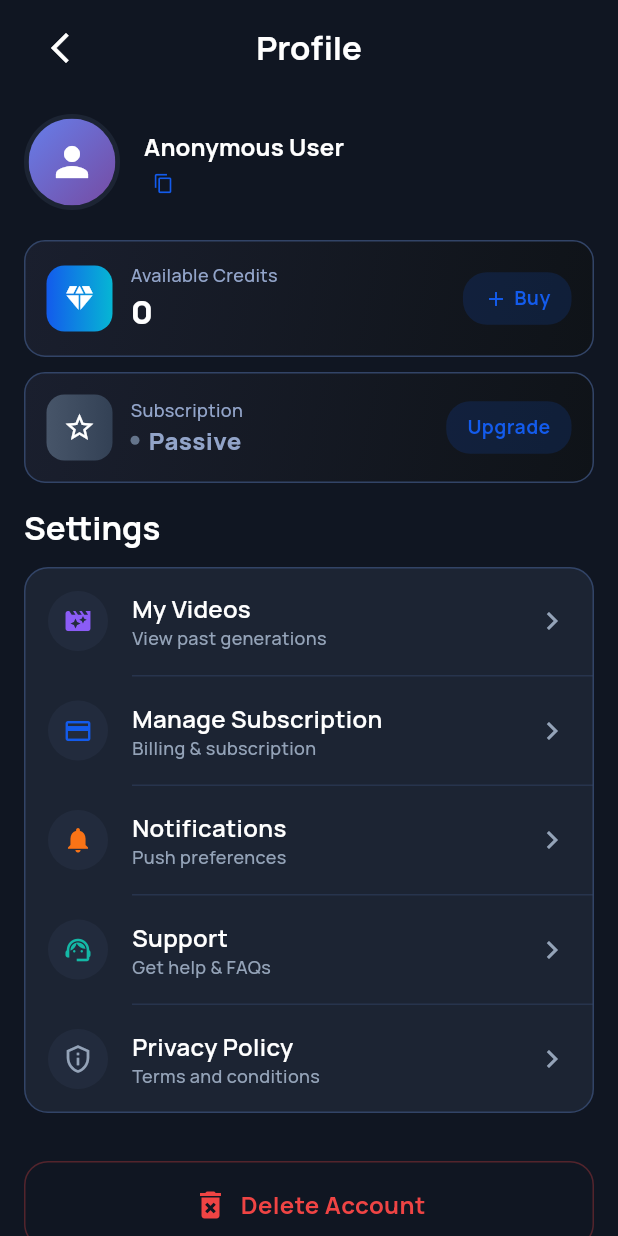
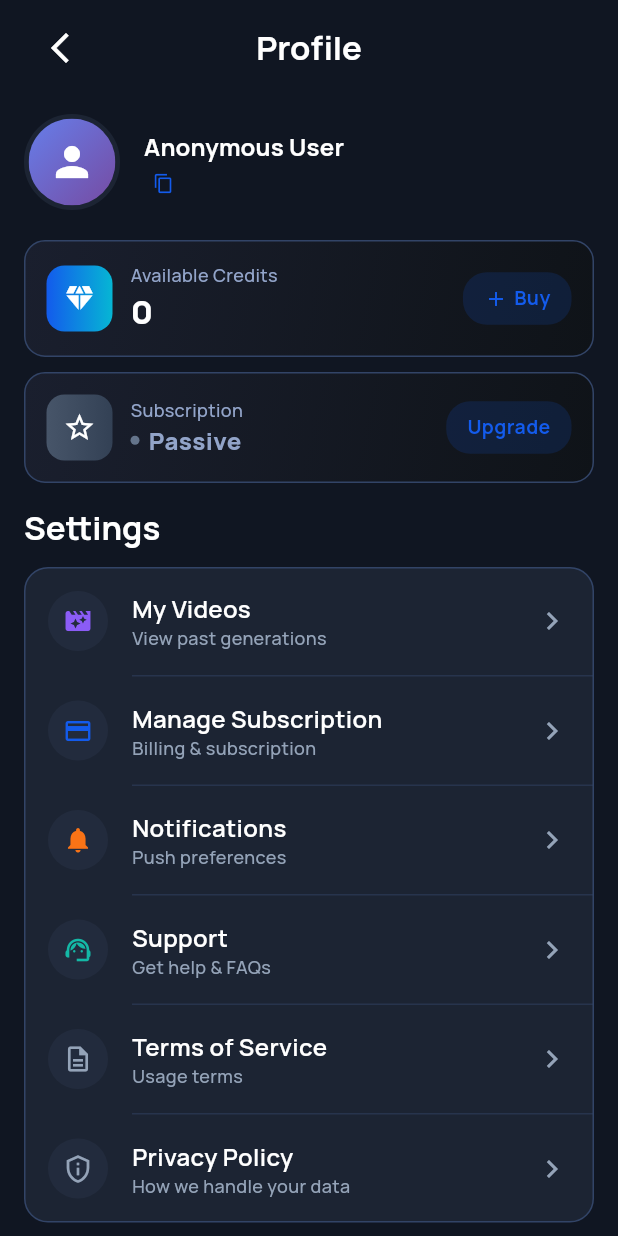
Before and after one commit to alicanti/prodvid, a Flutter app: the ProfileScreen screen opened directly, after a tap on "Privacy Policy", on a phone screen of 412 x 824 dp. Run offline on Flutter 3.47's test engine with Material 3 defaults, Android fonts, the phone set to English and light mode, and no system bars; drawn by our look-alikes of flutter_animate; our stand-ins replace cloud_firestore, cloud_functions, dio, firebase_auth, firebase_core, flutter_cache_manager and 8 more; missing offline and left inert: purchases_flutter, purchases_ui_flutter; accounts and stored records are empty; generated files the repository leaves out were written again; network calls fail.

Commit message:
Add Terms of Service and Privacy Policy links to app
- Added url_launcher for in-app browser
- Profile screen: Terms of Service and Privacy Policy buttons
- Onboarding screen: Tappable Terms and Privacy links
- Landing page: Updated contact email to hello@alicantilki.com
- Removed social media links from contact page

```diff
--- a/lib/features/profile/presentation/screens/profile_screen.dart
+++ b/lib/features/profile/presentation/screens/profile_screen.dart
@@ -3,6 +3,7 @@ import 'package:flutter/services.dart';
 import 'package:flutter_animate/flutter_animate.dart';
 import 'package:flutter_riverpod/flutter_riverpod.dart';
 import 'package:go_router/go_router.dart';
+import 'package:url_launcher/url_launcher.dart';
 
 import '../../../../core/services/auth_service.dart';
 import '../../../../core/services/revenuecat_service.dart';
@@ -12,6 +13,13 @@ import '../../../../router/app_router.dart';
 /// User profile screen matching Stitch design - prodvid_user_profile
 class ProfileScreen extends ConsumerWidget {
   const ProfileScreen({super.key});
+
+  Future<void> _openUrl(String url) async {
+    final uri = Uri.parse(url);
+    if (await canLaunchUrl(uri)) {
+      await launchUrl(uri, mode: LaunchMode.inAppBrowserView);
+    }
+  }
 
   void _copyUserId(BuildContext context, String userId) {
     Clipboard.setData(ClipboardData(text: userId));
@@ -333,12 +341,20 @@ class ProfileScreen extends ConsumerWidget {
                                 onTap: () {},
                               ),
                               _SettingsItem(
+                                icon: Icons.description_outlined,
+                                iconColor: AppColors.slate400,
+                                iconBgColor: const Color(0xFF222B3D),
+                                title: 'Terms of Service',
+                                subtitle: 'Usage terms',
+                                onTap: () => _openUrl('https://prodvid-app.web.app/terms.html'),
+                              ),
+                              _SettingsItem(
                                 icon: Icons.privacy_tip_outlined,
                                 iconColor: AppColors.slate400,
                                 iconBgColor: const Color(0xFF222B3D),
                                 title: 'Privacy Policy',
-                                subtitle: 'Terms and conditions',
-                                onTap: () {},
+                                subtitle: 'How we handle your data',
+                                onTap: () => _openUrl('https://prodvid-app.web.app/privacy.html'),
                                 showDivider: false,
                               ),
                             ],
--- a/pubspec.yaml
+++ b/pubspec.yaml
@@ -44,7 +44,7 @@ dependencies:
 
   # Sharing & External
   share_plus: ^10.0.3
-  url_launcher: ^6.3.1
+  url_launcher: ^6.3.2
 
   # Storage & Persistence
   shared_preferences: ^2.3.2
```
Also changed, not shown: lib/features/onboarding/presentation/screens/onboarding_screen.dart (+19 -6 lines), firebase.json, public/favicon.png (added), public/icon.png (added), 5 other files.
